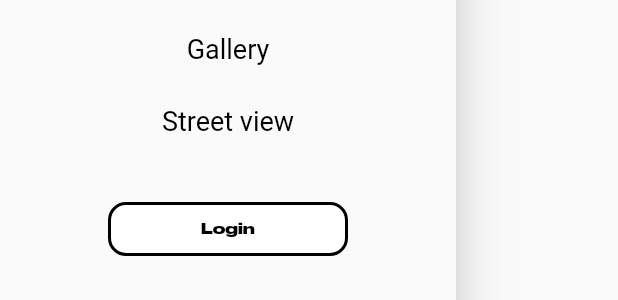
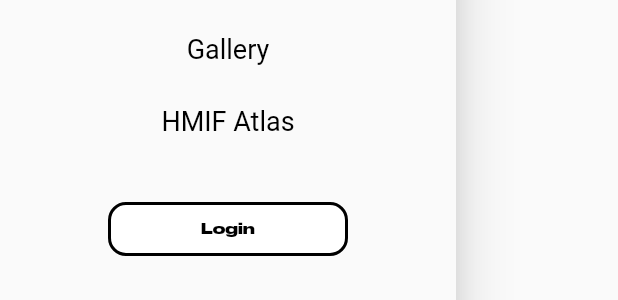
Before and after one commit to PLBU/SPARTA-Web-Dev-Frontend, a Flutter app: the MyDrawer widget shown alone on an empty page, opened directly, on a phone screen of 412 x 824 dp. Shown: the part 134-434 px from the top of the screen. Run offline on Flutter 3.47's test engine with Material 2 defaults, Android fonts, the phone set to English and light mode, and no system bars; our stand-ins replace dio, file_picker, flutter_riverpod, font_awesome_flutter, jwt_decoder, shared_preferences; missing offline and left inert: dart:html, mouse_parallax, universal_ui; accounts and stored records are empty.

Commit message:
Changed Navigation Text

```diff
--- a/lib/widgets/my_drawer.dart
+++ b/lib/widgets/my_drawer.dart
@@ -63,7 +63,7 @@ class MyDrawer extends StatelessWidget {
             routeName: "/gallery",
           ),
           MyDrawerItem(
-            text: "Street view",
+            text: "HMIF Atlas",
             routeName: "/street-view",
           ),
           Container(
--- a/lib/widgets/my_navigation_bar.dart
+++ b/lib/widgets/my_navigation_bar.dart
@@ -57,7 +57,7 @@ class MyNavigationBar extends StatelessWidget implements PreferredSizeWidget {
           routeName: "/gallery",
         ),
         MyNavBarItem(
-          text: "Street view",
+          text: "HMIF Atlas",
           routeName: "/street-view",
         ),
         MyNavBarItemAuth(currentUser, type),
```
